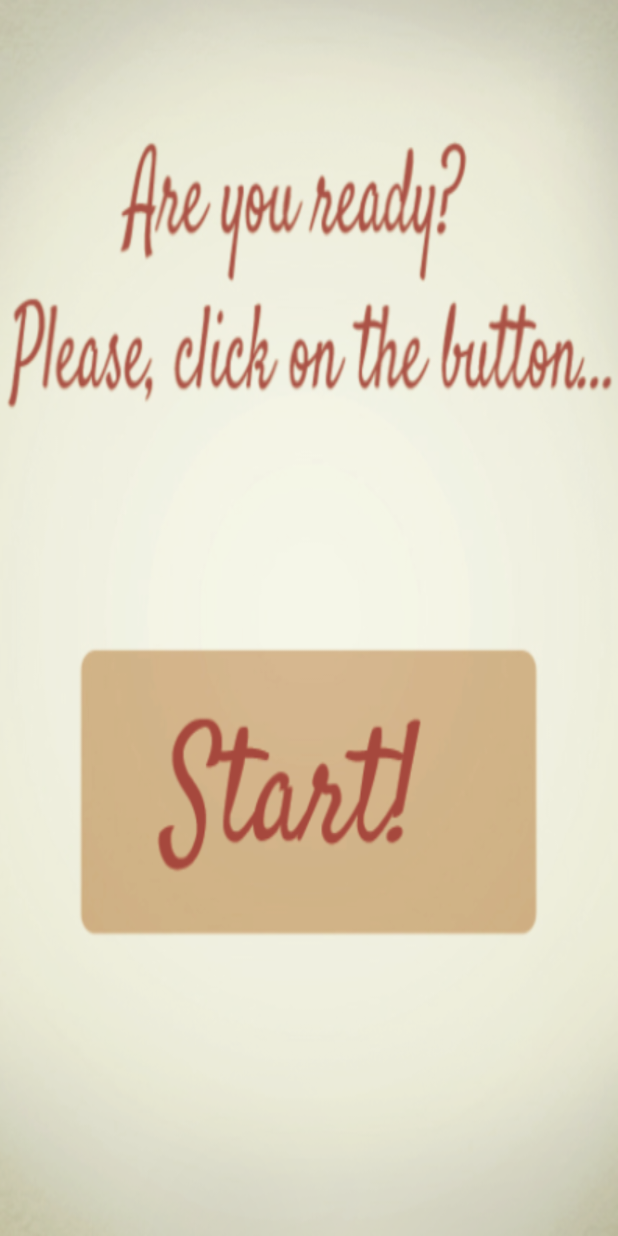
After one commit to DashaZhirenok/ball2, an Android app: the MazeActivity screen opened directly, with no data from a screen before it, on a phone screen of 412 x 824 dp. The commit adds this screen. Run offline under Robolectric (Android 15) with nearby library versions, the phone set to English and light mode, and no system bars.

Commit message:
#8. New activity was added(before mainactivity) with button "start".

```diff
--- /dev/null
+++ b/app/src/main/java/com/example/duska/axelerom/MazeActivity.java
@@ -0,0 +1,53 @@
+package com.example.duska.axelerom;
+
+import android.content.Intent;
+import android.os.Bundle;
+import android.support.v7.app.AppCompatActivity;
+import android.view.View;
+import android.widget.Button;
+import android.widget.TextView;
+
+
+public class MazeActivity extends AppCompatActivity implements View.OnClickListener {
+
+    Button firstButton, secondButton;
+    TextView textView1;
+
+    // режим запуска активити - 0 первый запуск
+    // 1 - запуск активити после проигрыша
+    public static int GAME_MODE=0;
+
+    public static int GAME_SCORE=0;
+
+    @Override
+    protected void onCreate(Bundle savedInstanceState) {
+        super.onCreate(savedInstanceState);
+    }
+    @Override
+    public void onStart(){
+        super.onStart();
+        // загрузка разных разметок
+        if (GAME_MODE==0){
+            setContentView(R.layout.activity_maze);
+            firstButton = (Button) this.findViewById(R.id.firstButton);
+            firstButton.setOnClickListener(this);
+        }
+        else
+        {
+            setContentView(R.layout.activity_maze2);
+            secondButton = (Button) this.findViewById(R.id.secondButton);
+            textView1 = (TextView) this.findViewById(R.id.textView1);
+            textView1.setText("Your score: "+GAME_SCORE);
+            secondButton.setOnClickListener(this);
+        }
+    }
+
+    public void onClick(View v) {
+        // Для любой разметки если мы нажимем на кнопку, то игра запускается
+        Intent gotoGame = new Intent(this, MainActivity.class);
+        GAME_MODE=0;
+        GAME_SCORE=0;
+        this.startActivity(gotoGame);
+    }
+
+}
--- a/app/src/main/java/com/example/duska/axelerom/Menu.java
+++ b/app/src/main/java/com/example/duska/axelerom/Menu.java
@@ -37,7 +37,7 @@ public class Menu extends AppCompatActivity {
                     break;
                 case R.id.btnPlay:
                     Intent gotoPlay = new Intent();
-                    gotoPlay.setClass(Menu.this, MainActivity.class);
+                    gotoPlay.setClass(Menu.this, MazeActivity.class);
                     startActivity(gotoPlay);
             }
 
--- /dev/null
+++ b/app/src/main/res/layout/activity_maze.xml
@@ -0,0 +1,17 @@
+<?xml version="1.0" encoding="utf-8"?>
+<RelativeLayout xmlns:android="http://schemas.android.com/apk/res/android"
+    xmlns:tools="http://schemas.android.com/tools" android:layout_width="match_parent"
+    android:layout_height="match_parent"
+    android:background="@drawable/image2"
+    tools:context="com.example.duska.axelerom.MazeActivity">
+
+    <Button
+        android:layout_width="270dp"
+        android:layout_height="120dp"
+        android:id="@+id/firstButton"
+        android:layout_marginBottom="136dp"
+        android:background="#00ffffff"
+        android:layout_alignParentBottom="true"
+        android:layout_centerHorizontal="true" />
+
+</RelativeLayout>
--- a/app/src/main/res/layout/activity_menu.xml
+++ b/app/src/main/res/layout/activity_menu.xml
@@ -10,7 +10,7 @@
 
     <ImageView
         android:layout_width="70dp"
-        android:layout_height="60dp"
+        android:layout_height="70dp"
         android:id="@+id/btnPlay"
         android:src="@drawable/ic_play"
         android:background="#00ffffff"
@@ -19,7 +19,7 @@
 
     <ImageView
         android:layout_width="70dp"
-        android:layout_height="60dp"
+        android:layout_height="70dp"
         android:id="@+id/btnAbout"
         android:src="@drawable/ic_info"
         android:background="#00ffffff"
@@ -29,7 +29,7 @@
 
     <ImageView
         android:layout_width="70dp"
-        android:layout_height="60dp"
+        android:layout_height="70dp"
         android:id="@+id/btnName"
         android:src="@drawable/ic_listname"
         android:background="#00ffffff"
```
Also changed, not shown: app/src/main/AndroidManifest.xml (+8 -7 lines), app/src/main/java/com/example/duska/axelerom/MainActivity.java (+13 -2 lines), app/src/main/java/com/example/duska/axelerom/MazeView.java (+6 -2 lines), app/src/main/res/layout/activity_maze2.xml (added, +27 -0 lines), app/src/main/res/drawable/image.png (added), app/src/main/res/drawable/image2.png (added).
